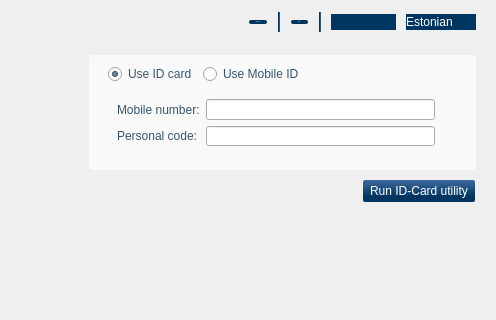
The window that qdigidoc/trunk/client/ui/MainWindow.ui (tixsys/esteid) describes before a commit, drawn with Qt 5; both pictures show x 154 to 650 and y 0 to 320 of the 650 by 540 pixel window.
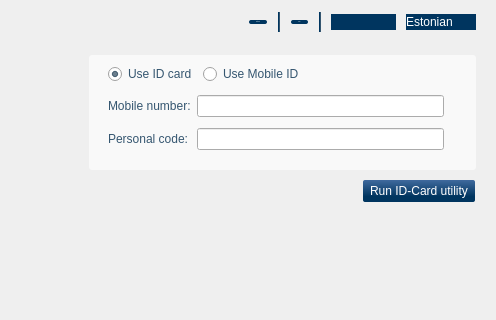
The same window after the commit. The open tabs and pages were chosen to show the change. Icons and pictures are not drawn. Custom widgets are drawn as their Qt base class.

Commit message: qdigidoc: remove padding

Patch:
```diff
--- a/qdigidoc/trunk/client/ui/MainWindow.ui
+++ b/qdigidoc/trunk/client/ui/MainWindow.ui
@@ -377,7 +377,10 @@
               </property>
              </widget>
              <widget class="QWidget" name="infoMobile">
-              <layout class="QGridLayout" name="gridLayout_2">
+              <layout class="QGridLayout" name="infoMobileLayout">
+               <property name="margin">
+                <number>0</number>
+               </property>
                <item row="0" column="0">
                 <widget class="QLabel" name="infoMobileCellLabel">
                  <property name="text">
```
Left out of the diff: 2 changed lines with no effect on the pictures.
